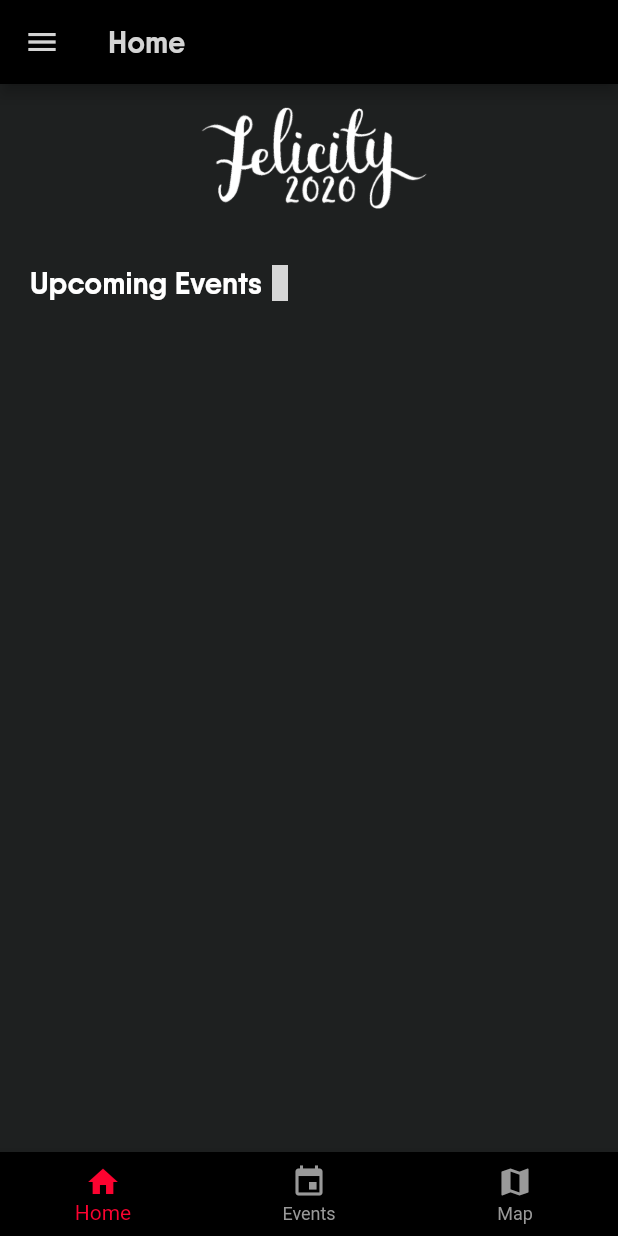
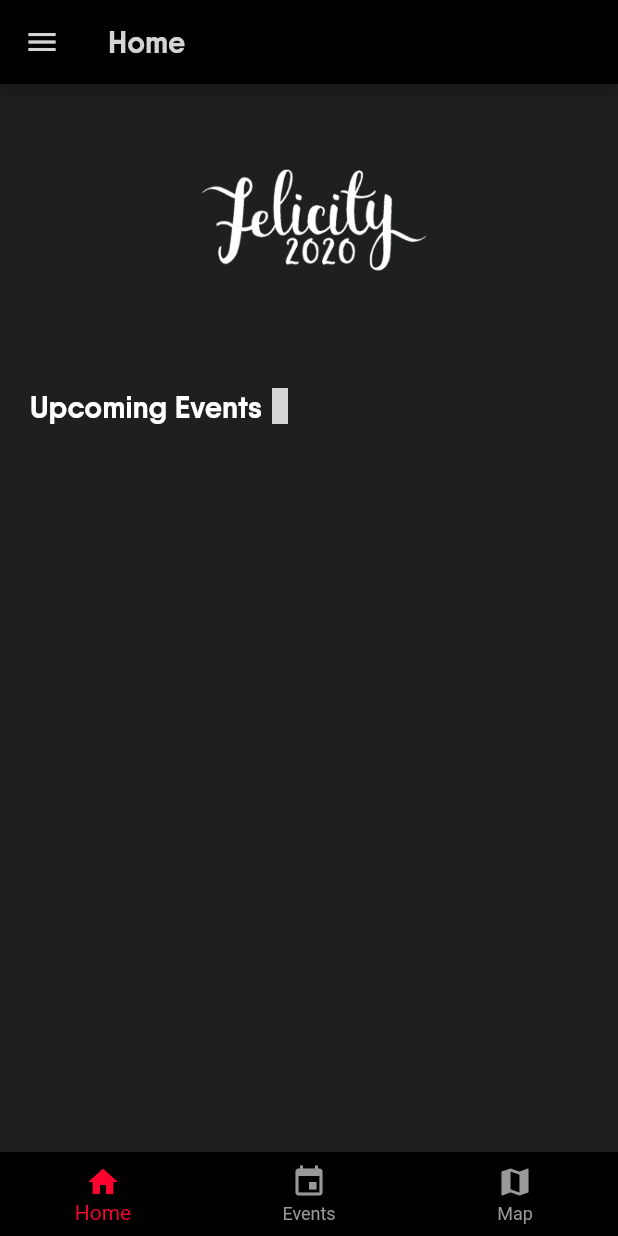
Before and after one commit to daksh0225/felicity_app, a Flutter app: the HomePage screen opened by its route, on a phone screen of 412 x 824 dp. Run offline on Flutter 3.47's test engine with Material 2 defaults, Android fonts, the phone set to English and light mode, and no system bars; our stand-ins replace cloud_firestore, eva_icons_flutter, firebase_auth, firebase_messaging, firebase_storage, flutter_spinkit and 3 more; accounts and stored records are empty; grey boxes are pictures that could not be loaded.

Commit message:
home page layout done

```diff
--- a/lib/contact.dart
+++ b/lib/contact.dart
@@ -342,8 +342,10 @@ class _ContactState extends State<ContactPage> {
                           //   fontFamily: 'Qanelas'
                           // ),),
                           Text("Daksh Rawat\nYoogottam Khandelwal\nMayank Musaddi",
+                          textAlign: TextAlign.center,
                           style: TextStyle(
                             fontSize: 12,
+                            fontFamily: 'Qanelas'
                             // fontWeight: FontWeight.bold,
                           ),),
                         ],
--- a/lib/home_view.dart
+++ b/lib/home_view.dart
@@ -32,10 +32,12 @@ class _HomeView extends State<HomeView> {
     // TODO: make this dynamic
     return Column(
       children:<Widget>[
+        SizedBox(height: MediaQuery.of(context).size.height*0.05),
         Image(
           image: AssetImage('assets/felicity_logo_white.png'),
           height: 100,
         ),
+        SizedBox(height: MediaQuery.of(context).size.height*0.05),
         // Text(
         //   'Embracing the Curry Culture',
         //   textAlign: TextAlign.center,
```
Also changed, not shown: lib/drawer.dart (+8 -8 lines).
